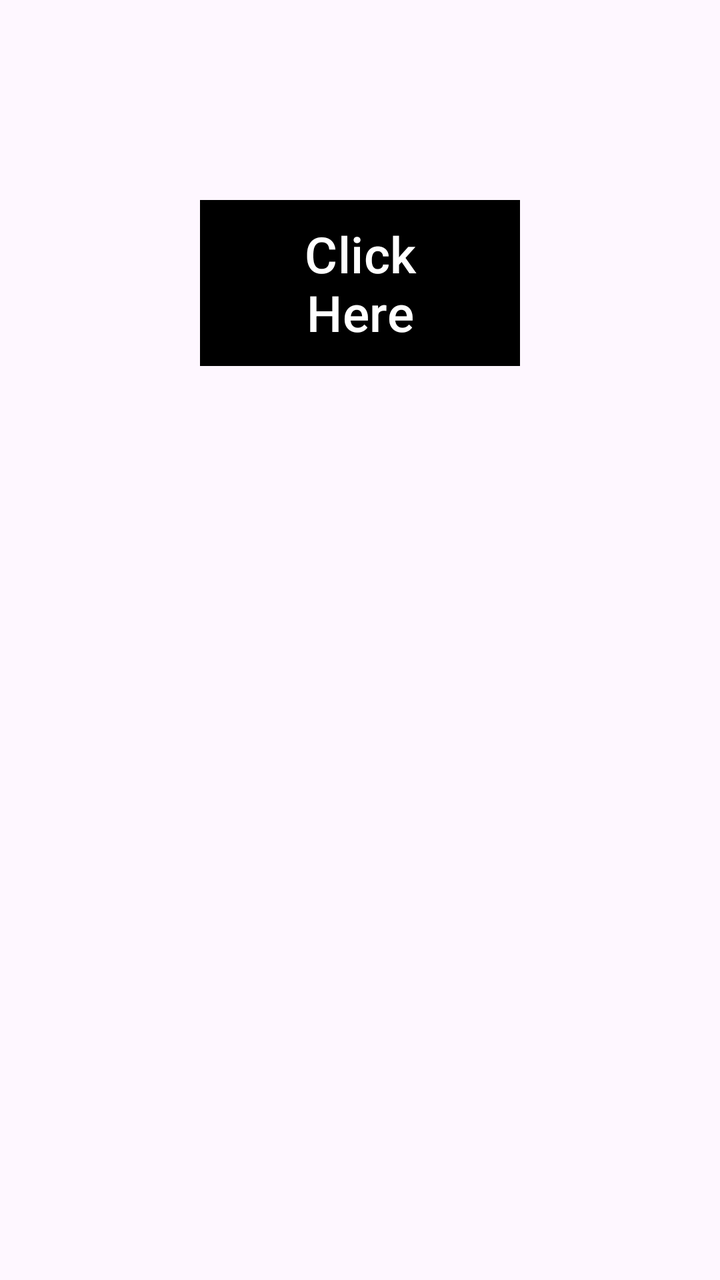
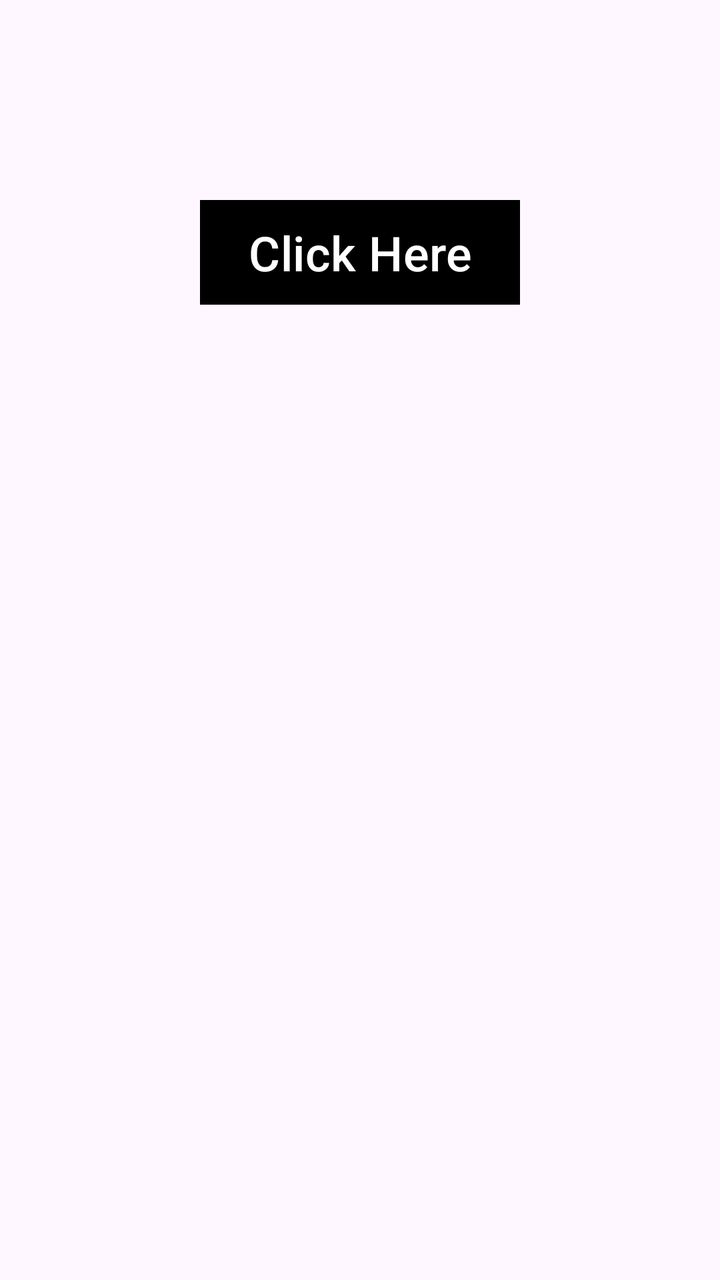

Screens rendered from an Android XML layout before and after an edit, with the pre-edit source and the edit as a unified diff.
<!-- AndroidManifest.xml: application theme Theme.Navigate -->
<!-- res/layout/fragment_first.xml -->
<?xml version="1.0" encoding="utf-8"?>
<androidx.constraintlayout.widget.ConstraintLayout xmlns:android="http://schemas.android.com/apk/res/android"
    xmlns:app="http://schemas.android.com/apk/res-auto"
    xmlns:tools="http://schemas.android.com/tools"
    android:id="@+id/main"
    android:layout_width="match_parent"
    android:layout_height="match_parent"
    tools:context=".MainActivity">

    <androidx.core.widget.NestedScrollView
        android:layout_width="match_parent"
        android:layout_height="match_parent"
        android:clickable="true"
        >

        <androidx.constraintlayout.widget.ConstraintLayout
            android:id="@+id/rootLayout"
            android:layout_width="match_parent"
            android:layout_height="match_parent"
            >

            <Button
                android:id="@+id/btn"
                android:layout_width="match_parent"
                android:layout_height="wrap_content"
                android:layout_margin="100dp"
                android:background="@color/black"
                android:text="@string/button"
                android:textSize="25sp"
                app:backgroundTint="@null"

                app:layout_constraintBottom_toBottomOf="parent"
                app:layout_constraintTop_toTopOf="parent"
                />


        </androidx.constraintlayout.widget.ConstraintLayout>
    </androidx.core.widget.NestedScrollView>


</androidx.constraintlayout.widget.ConstraintLayout>
<!-- resources referenced by this layout -->
<resources>
  <color name="black">#FF000000</color>
  <string name="button">Click Here</string>
  <style name="Theme.Navigate" parent="Base.Theme.Navigate" />
  <style name="Base.Theme.Navigate" parent="Theme.Material3.DayNight.NoActionBar">
          
          
      </style>
</resources>

<!-- the commit's change to res/layout/fragment_first.xml (unified diff, before → after) -->
@@ -26,7 +26,7 @@
                 android:layout_margin="100dp"
                 android:background="@color/black"
                 android:text="@string/button"
-                android:textSize="25sp"
+                android:textSize="24sp"
                 app:backgroundTint="@null"
 
                 app:layout_constraintBottom_toBottomOf="parent"
